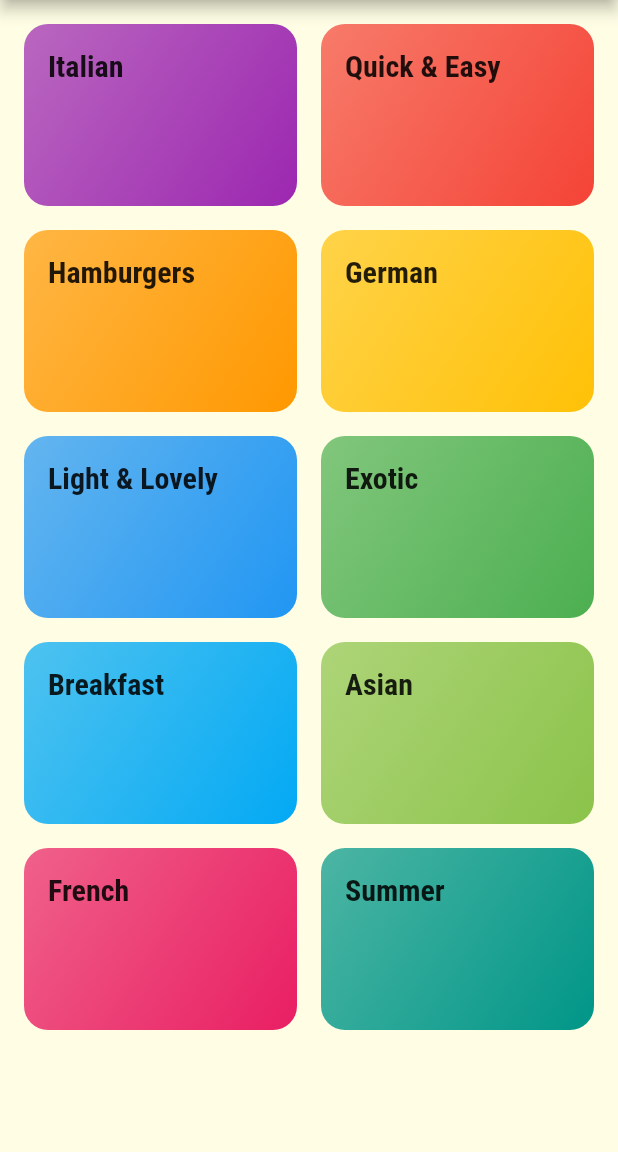
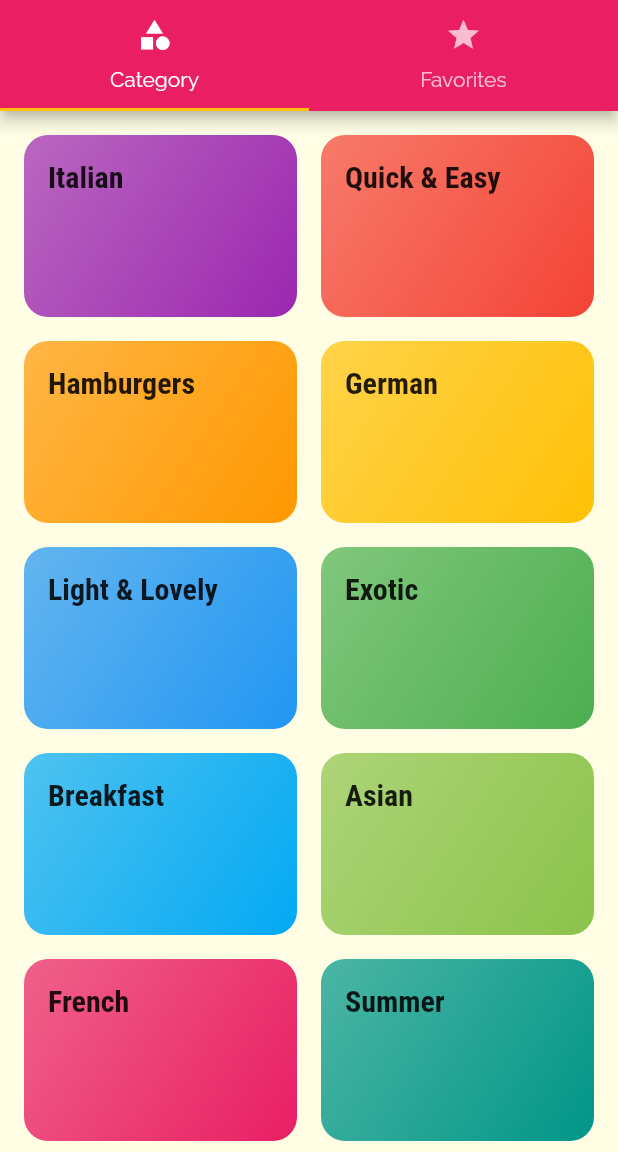
Before and after one commit to FadyFawzyOfficial/meals, a Flutter app: the screen it shows after launch, on a phone screen of 412 x 824 dp, the part 84-1236 px from its top. Run offline on Flutter 3.47's test engine with Material 2 defaults, Android fonts, the phone set to English and light mode, and no system bars.

Commit message:
1. Build TabLayout View (Add a TabBar to the AppBar)

```diff
--- a/lib/main.dart
+++ b/lib/main.dart
@@ -1,8 +1,8 @@
 import 'package:flutter/material.dart';
 
-import 'screens/categories_screen.dart';
 import 'screens/category_meals_screen.dart';
 import 'screens/meal_details_screen.dart';
+import 'screens/tabs_screen.dart';
 
 void main() => runApp(const MyApp());
 
@@ -35,7 +35,7 @@ class MyApp extends StatelessWidget {
       // home: const CategoriesScreen(),
       initialRoute: '/', // default is '/'
       routes: {
-        '/': (_) => const CategoriesScreen(),
+        '/': (_) => const TabsScreen(),
         CategoryMealsScreen.routeName: (_) => const CategoryMealsScreen(),
         MealDetailsScreen.routeName: (_) => const MealDetailsScreen(),
       },
--- a/lib/screens/categories_screen.dart
+++ b/lib/screens/categories_screen.dart
@@ -9,7 +9,7 @@ class CategoriesScreen extends StatelessWidget {
   @override
   Widget build(BuildContext context) {
     return Scaffold(
-      appBar: AppBar(title: const Text('DeliMeals')),
+      // appBar: AppBar(title: const Text('DeliMeals')),
       body: GridView(
         padding: const EdgeInsets.all(16),
         gridDelegate: const SliverGridDelegateWithMaxCrossAxisExtent(
--- /dev/null
+++ b/lib/screens/favorites_screen.dart
@@ -0,0 +1,12 @@
+import 'package:flutter/material.dart';
+
+class FavoritesScreen extends StatelessWidget {
+  const FavoritesScreen({super.key});
+
+  @override
+  Widget build(BuildContext context) {
+    return const Center(
+      child: Text('Favorites Screen'),
+    );
+  }
+}
--- /dev/null
+++ b/lib/screens/tabs_screen.dart
@@ -0,0 +1,43 @@
+import 'package:flutter/material.dart';
+
+import 'categories_screen.dart';
+import 'favorites_screen.dart';
+
+class TabsScreen extends StatefulWidget {
+  const TabsScreen({super.key});
+
+  @override
+  State<TabsScreen> createState() => _TabsScreenState();
+}
+
+class _TabsScreenState extends State<TabsScreen> {
+  @override
+  Widget build(BuildContext context) {
+    return DefaultTabController(
+      length: 2,
+      child: Scaffold(
+        appBar: AppBar(
+          title: const Text('DeliMeals'),
+          bottom: const TabBar(
+            tabs: [
+              Tab(
+                icon: Icon(Icons.category),
+                text: 'Category',
+              ),
+              Tab(
+                icon: Icon(Icons.star),
+                text: 'Favorites',
+              ),
+            ],
+          ),
+        ),
+        body: const TabBarView(
+          children: [
+            CategoriesScreen(),
+            FavoritesScreen(),
+          ],
+        ),
+      ),
+    );
+  }
+}
```
